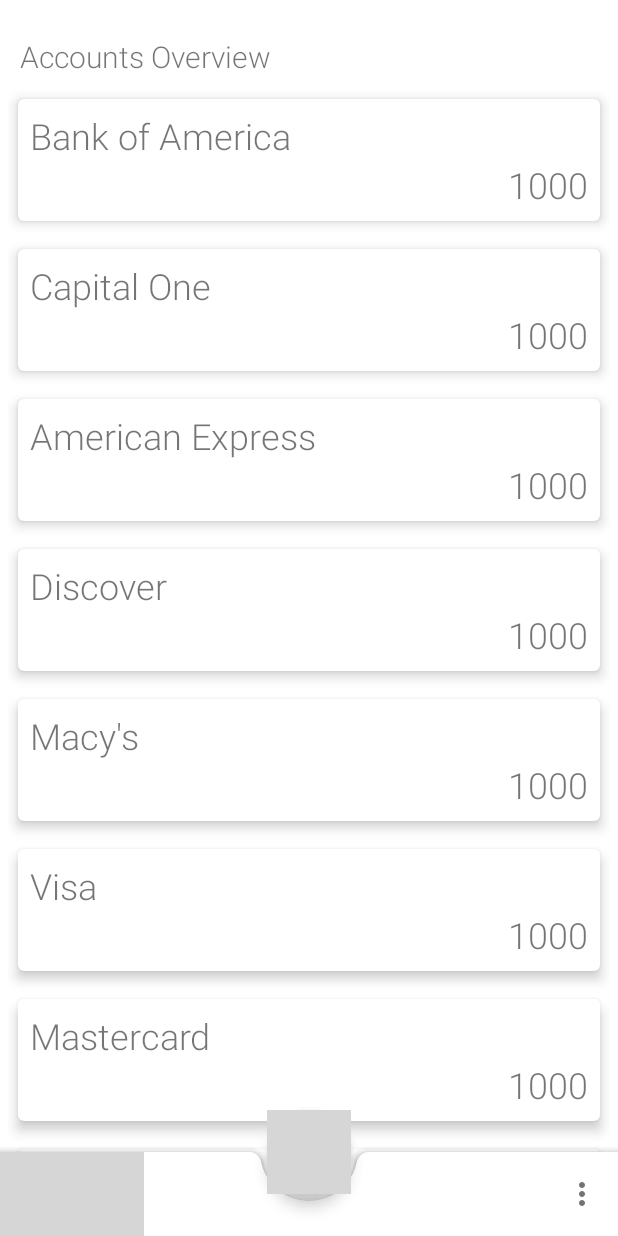
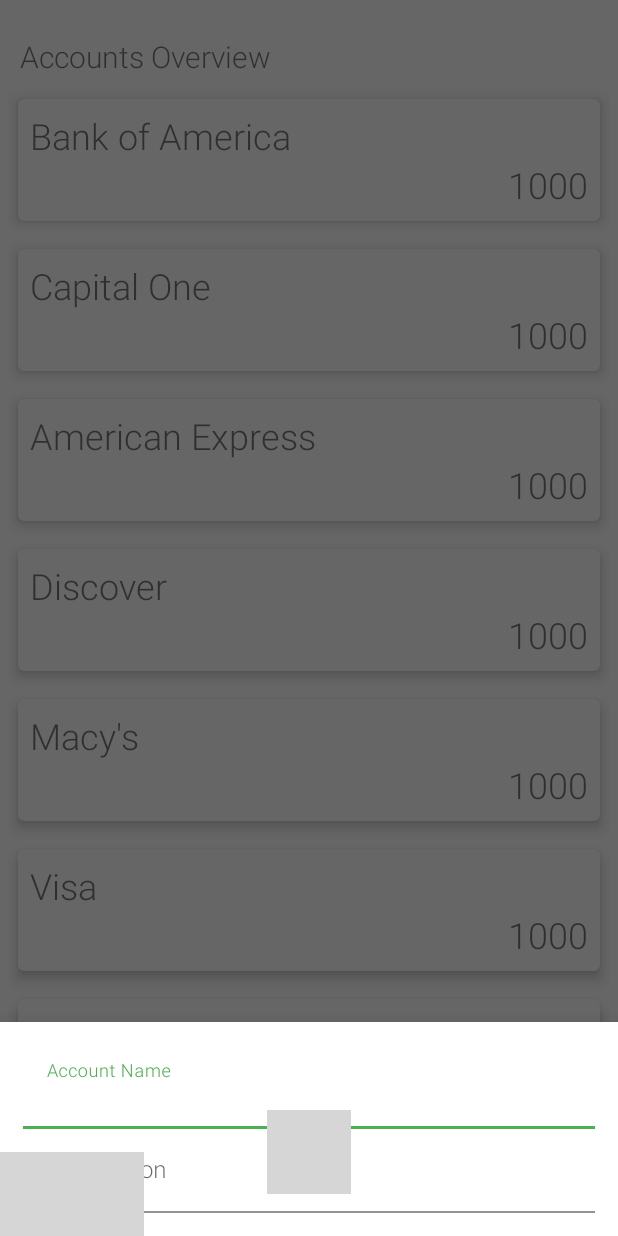
Before and after one commit to mattlavallee/checks-and-balances, an Android app: the NavigationBottomSheet screen opened through its navigation route, after a tap on "Add Account", on a phone screen of 412 x 824 dp. Run offline under Robolectric (Android 15) with nearby library versions, the phone set to English and light mode, and no system bars; grey boxes are pictures that could not be loaded.

Commit message:
feat(account): adding initial create/edit account form/ui

```diff
--- a/android/app/src/main/java/io/github/mattlavallee/checksandbalances/core/Constants.kt
+++ b/android/app/src/main/java/io/github/mattlavallee/checksandbalances/core/Constants.kt
@@ -3,4 +3,5 @@ package io.github.mattlavallee.checksandbalances.core
 object Constants {
     val homeMenuTag = "HOME_BOTTOM_SHEET"
     val settingsMenuTag = "SETTINGS_BOTTOM_SHEET"
+    val accountFormTag = "ACCOUNT_FORM"
 }
--- /dev/null
+++ b/android/app/src/main/java/io/github/mattlavallee/checksandbalances/ui/forms/AccountBottomSheet.kt
@@ -0,0 +1,20 @@
+package io.github.mattlavallee.checksandbalances.ui.forms
+
+import android.os.Bundle
+import android.view.LayoutInflater
+import android.view.View
+import android.view.ViewGroup
+import com.google.android.material.bottomsheet.BottomSheetDialogFragment
+import io.github.mattlavallee.checksandbalances.R
+
+class AccountBottomSheet: BottomSheetDialogFragment() {
+    override fun onCreateView(
+        inflater: LayoutInflater,
+        container: ViewGroup?,
+        savedInstanceState: Bundle?
+    ): View? {
+        val accountView = inflater.inflate(R.layout.layout_account_form, container, false)
+
+        return accountView
+    }
+}
--- a/android/app/src/main/java/io/github/mattlavallee/checksandbalances/ui/navigation/NavigationBottomSheet.kt
+++ b/android/app/src/main/java/io/github/mattlavallee/checksandbalances/ui/navigation/NavigationBottomSheet.kt
@@ -9,6 +9,8 @@ import android.widget.Toast
 import com.google.android.material.bottomsheet.BottomSheetDialogFragment
 import com.google.android.material.navigation.NavigationView
 import io.github.mattlavallee.checksandbalances.R
+import io.github.mattlavallee.checksandbalances.core.Constants
+import io.github.mattlavallee.checksandbalances.ui.forms.AccountBottomSheet
 
 class NavigationBottomSheet: BottomSheetDialogFragment() {
     override fun onCreateView(inflater: LayoutInflater, container: ViewGroup?, savedInstanceState: Bundle?): View? {
@@ -17,7 +19,12 @@ class NavigationBottomSheet: BottomSheetDialogFragment() {
         val navigationView: NavigationView = homeView.findViewById(R.id.home_navigation_view)
         navigationView.setNavigationItemSelectedListener {
             when (it.itemId) {
-                R.id.home_create_account_menu_button -> toast(activity!!.applicationContext, "Create Account")
+                R.id.home_create_account_menu_button -> {
+                    val accountForm: AccountBottomSheet =
+                        activity!!.supportFragmentManager.findFragmentByTag(Constants.accountFormTag) as AccountBottomSheet?
+                            ?: AccountBottomSheet()
+                    accountForm.show(activity!!.supportFragmentManager, Constants.accountFormTag)
+                }
                 R.id.home_create_transaction_menu_button -> toast(activity!!.applicationContext, "Create Transaction")
                 R.id.home_help_feedback_menu_button -> toast(activity!!.applicationContext, "Help me Rhonda")
             }
--- /dev/null
+++ b/android/app/src/main/res/layout/layout_account_form.xml
@@ -0,0 +1,48 @@
+<?xml version="1.0" encoding="utf-8"?>
+<androidx.constraintlayout.widget.ConstraintLayout
+    xmlns:android="http://schemas.android.com/apk/res/android"
+    xmlns:app="http://schemas.android.com/apk/res-auto"
+    android:layout_width="match_parent"
+    android:layout_height="wrap_content"
+    android:padding="15dp"
+    android:tag="ACCOUNT_FORM">
+    <com.google.android.material.textfield.TextInputLayout
+        android:id="@+id/edit_account_name_wrapper"
+        android:layout_width="match_parent"
+        android:layout_height="wrap_content"
+        app:layout_constraintTop_toTopOf="parent"
+        app:layout_constraintStart_toStartOf="parent"
+        app:layout_constraintLeft_toLeftOf="parent"
+        app:layout_constraintRight_toRightOf="parent">
+        <com.google.android.material.textfield.TextInputEditText
+            android:id="@+id/edit_account_name"
+            android:layout_width="match_parent"
+            android:layout_height="wrap_content"
+            android:hint="@string/account_name_hint"
+            android:focusable="true"
+            android:focusableInTouchMode="true"
+            android:backgroundTint="@color/colorSecondary"
+            android:imeOptions="actionNext"
+            android:maxLines="1"
+            android:inputType="textCapWords">
+            <requestFocus />
+        </com.google.android.material.textfield.TextInputEditText>
+    </com.google.android.material.textfield.TextInputLayout>
+    <com.google.android.material.textfield.TextInputLayout
+        android:id="@+id/edit_account_description_wrapper"
+        android:layout_width="match_parent"
+        android:layout_height="wrap_content"
+        app:layout_constraintTop_toBottomOf="@id/edit_account_name_wrapper"
+        app:layout_constraintLeft_toLeftOf="parent"
+        app:layout_constraintRight_toRightOf="parent">
+        <com.google.android.material.textfield.TextInputEditText
+            android:id="@+id/edit_account_description"
+            android:layout_width="match_parent"
+            android:layout_height="wrap_content"
+            android:hint="@string/account_description_hint"
+            android:backgroundTint="@color/colorSecondary"
+            android:imeOptions="actionDone"
+            android:maxLines="1"
+            android:inputType="textCapSentences" />
+    </com.google.android.material.textfield.TextInputLayout>
+</androidx.constraintlayout.widget.ConstraintLayout>
--- a/android/app/src/main/res/values/strings.xml
+++ b/android/app/src/main/res/values/strings.xml
@@ -13,4 +13,7 @@
     <string name="title_home">Home</string>
     <string name="title_dashboard">Dashboard</string>
     <string name="title_notifications">Notifications</string>
+
+    <string name="account_name_hint">Account Name</string>
+    <string name="account_description_hint">Description</string>
 </resources>
```
